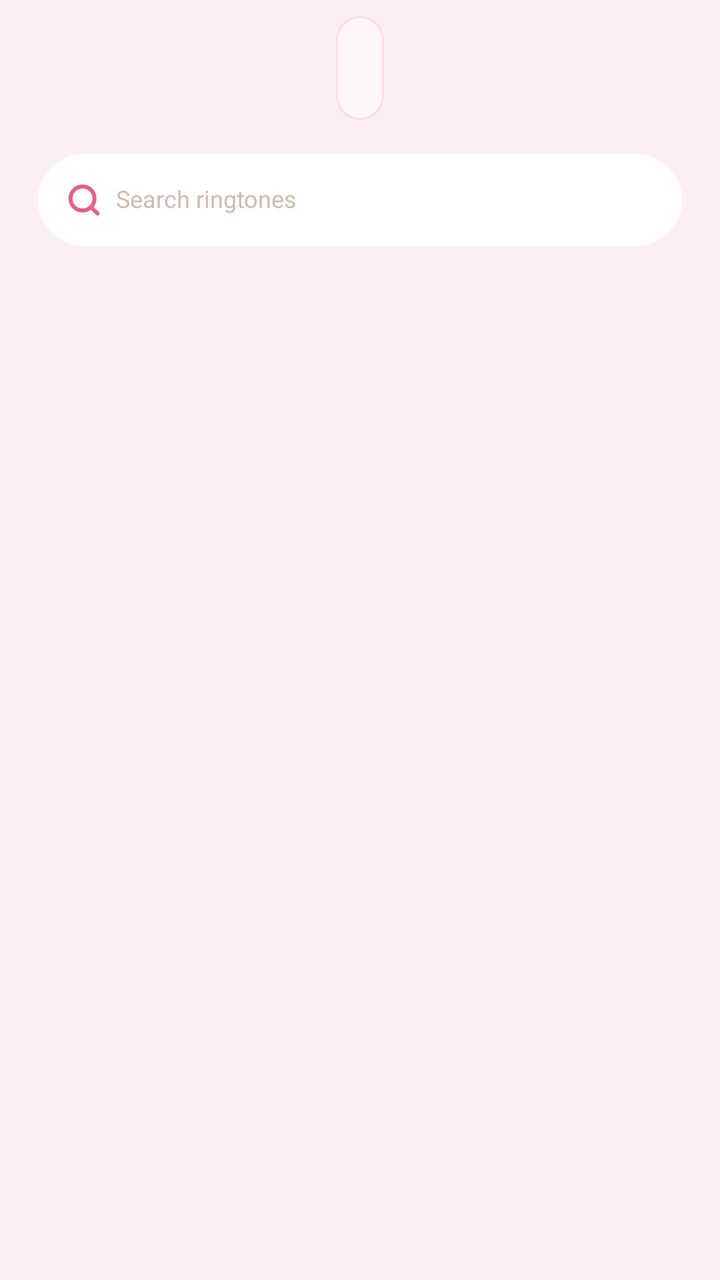
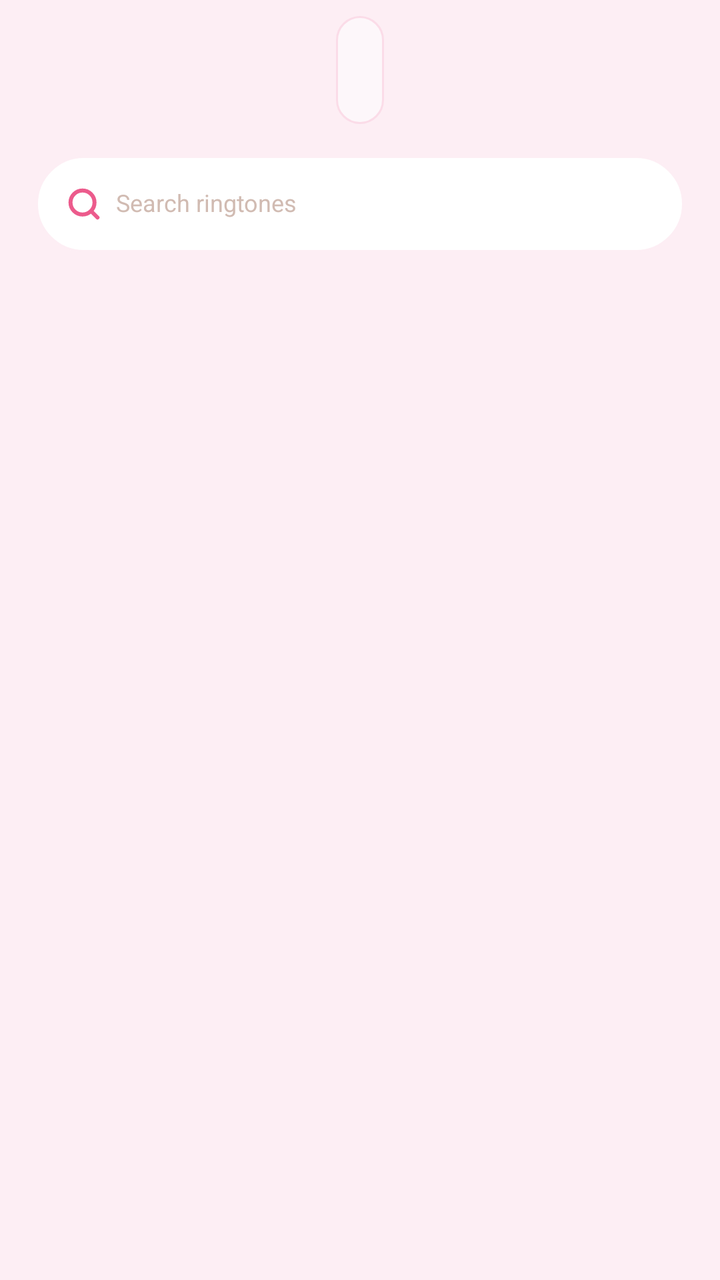

Two renders of the same Android screen: before a commit and after it. Below are the layout's source before the change and the commit's diff.
<!-- AndroidManifest.xml: application theme Theme.CuteWallpaper -->
<!-- res/layout/fragment_tab_ringtones.xml -->
<?xml version="1.0" encoding="utf-8"?>
<androidx.constraintlayout.widget.ConstraintLayout xmlns:android="http://schemas.android.com/apk/res/android"
    xmlns:app="http://schemas.android.com/apk/res-auto"
    android:layout_width="match_parent"
    android:layout_height="match_parent"
    android:background="@color/primary_50">

    <LinearLayout
        android:id="@+id/ringtoneTabs"
        android:layout_width="wrap_content"
        android:layout_height="52dp"
        android:layout_marginTop="8dp"
        android:animateLayoutChanges="true"
        android:background="@drawable/bg_home_categories"
        android:clipChildren="false"
        android:clipToPadding="false"
        android:gravity="center_vertical"
        android:orientation="horizontal"
        android:paddingHorizontal="12dp"
        android:paddingVertical="6dp"
        app:layout_constraintEnd_toEndOf="parent"
        app:layout_constraintStart_toStartOf="parent"
        app:layout_constraintTop_toTopOf="parent" />

    <EditText
        android:id="@+id/etSearch"
        style="@style/Widget.CuteWallpaper.SearchInput"
        android:layout_width="0dp"
        android:layout_marginHorizontal="18dp"
        android:layout_marginTop="16dp"
        android:hint="@string/search_ringtones"
        app:layout_constraintEnd_toEndOf="parent"
        app:layout_constraintStart_toStartOf="parent"
        app:layout_constraintTop_toBottomOf="@id/ringtoneTabs" />

    <androidx.viewpager2.widget.ViewPager2
        android:id="@+id/collectionPager"
        android:layout_width="0dp"
        android:layout_height="0dp"
        android:layout_marginTop="16dp"
        android:overScrollMode="never"
        app:layout_constraintBottom_toBottomOf="parent"
        app:layout_constraintEnd_toEndOf="parent"
        app:layout_constraintStart_toStartOf="parent"
        app:layout_constraintTop_toBottomOf="@id/etSearch" />

</androidx.constraintlayout.widget.ConstraintLayout>
<!-- resources referenced by this layout -->
<resources>
  <color name="primary_50">#FDEEF4</color>
  <!-- drawable bg_home_categories (drawable) -->
  <shape xmlns:android="http://schemas.android.com/apk/res/android"
      android:shape="rectangle">
      <solid android:color="#FDF7FA" />
      <stroke
          android:width="1dp"
          android:color="@color/primary_100" />
      <corners android:radius="100dp" />
  </shape>
  <string name="search_ringtones">Search ringtones</string>
  <style name="Widget.CuteWallpaper.SearchInput" parent="@style/Widget.CuteWallpaper.SearchField.Standard">
          <item name="android:imeOptions">actionSearch</item>
          <item name="android:inputType">text</item>
      </style>
  <style name="Theme.CuteWallpaper" parent="Theme.MaterialComponents.DayNight.NoActionBar">
          <item name="colorPrimary">@color/primary</item>
          <item name="colorPrimaryVariant">@color/primary_dark</item>
          <item name="colorOnPrimary">@color/on_primary</item>
          <item name="colorSecondary">@color/primary</item>
          <item name="colorOnSecondary">@color/on_primary</item>
          <item name="android:windowBackground">@color/background</item>
      </style>
  <color name="primary_100">#FBDCE8</color>
  <style name="Widget.CuteWallpaper.SearchField.Standard" parent="@style/Widget.CuteWallpaper.SearchField">
          <item name="android:backgroundTint">@null</item>
          <item name="android:drawablePadding">4dp</item>
          <item name="android:gravity">center_vertical</item>
          <item name="android:textColorHint">@color/tertiary_300</item>
      </style>
  <color name="primary">#F72B85</color>
  <color name="primary_dark">#D81B70</color>
  <color name="on_primary">#FFFFFF</color>
  <color name="background">#FFF8FC</color>
  <style name="Widget.CuteWallpaper.SearchField" parent="@style/Label12R">
          <item name="android:layout_height">48dp</item>
          <item name="android:background">@drawable/bg_home_search</item>
          <item name="android:drawableStart">@drawable/ic_search</item>
          <item name="android:paddingStart">12dp</item>
          <item name="android:paddingEnd">12dp</item>
          <item name="android:singleLine">true</item>
          <item name="android:textColor">@color/tertiary_900</item>
      </style>
  <color name="tertiary_300">#D1BBB2</color>
  <style name="Label12R" parent="@style/TypographyBase">
          <item name="android:textSize">12sp</item>
          <item name="fontFamily">@font/poppins_regular</item>
      </style>
  <!-- drawable ic_search (drawable) -->
  <vector xmlns:android="http://schemas.android.com/apk/res/android"
      android:width="24dp"
      android:height="24dp"
      android:viewportWidth="24"
      android:viewportHeight="24">
    <path
        android:pathData="M18.75,18.75L15.495,15.495M17.25,11.25C17.25,14.564 14.564,17.25 11.25,17.25C7.936,17.25 5.25,14.564 5.25,11.25C5.25,7.936 7.936,5.25 11.25,5.25C14.564,5.25 17.25,7.936 17.25,11.25Z"
        android:strokeWidth="2"
        android:fillColor="#00000000"
        android:strokeColor="#EC5B8C"
        android:strokeLineCap="round"/>
  </vector>
  <color name="tertiary_900">#3D2D2A</color>
  <style name="TypographyBase">
          <item name="fontFamily">@font/poppins_regular</item>
          <item name="android:includeFontPadding">false</item>
      </style>
  <color name="white">#FFFFFF</color>
  <color name="primary_500">#EC5B8C</color>
  <!-- unchanged entries left out for length: 1 -->
</resources>

<!-- the commit's change to res/layout/fragment_tab_ringtones.xml (unified diff, before → after) -->
@@ -8,7 +8,7 @@
     <LinearLayout
         android:id="@+id/ringtoneTabs"
         android:layout_width="wrap_content"
-        android:layout_height="52dp"
+        android:layout_height="54dp"
         android:layout_marginTop="8dp"
         android:animateLayoutChanges="true"
         android:background="@drawable/bg_home_categories"
@@ -17,7 +17,7 @@
         android:gravity="center_vertical"
         android:orientation="horizontal"
         android:paddingHorizontal="12dp"
-        android:paddingVertical="6dp"
+        android:paddingVertical="9dp"
         app:layout_constraintEnd_toEndOf="parent"
         app:layout_constraintStart_toStartOf="parent"
         app:layout_constraintTop_toTopOf="parent" />
